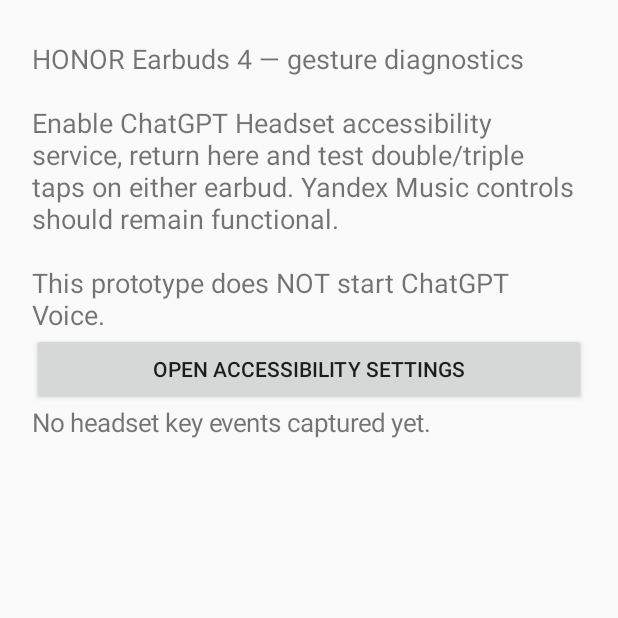
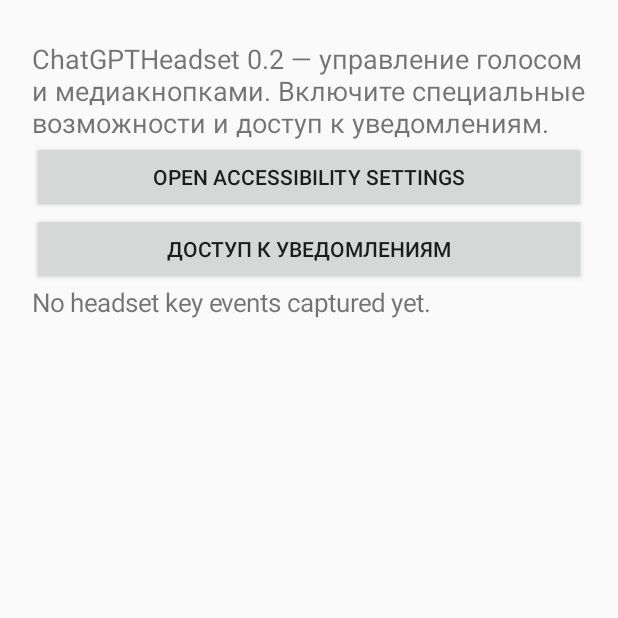
Before and after one commit to nadinckm-arch/ChatGPTHeadset, an Android app: the screen it shows after launch (MainActivity), on a phone screen of 412 x 824 dp, the top half of it. Run offline under Robolectric (Android 15) with nearby library versions, the phone set to English and light mode, and no system bars.

Commit message:
Prepare 0.2 setup screen and version

```diff
--- a/app/src/main/java/com/example/headset/MainActivity.java
+++ b/app/src/main/java/com/example/headset/MainActivity.java
@@ -23,13 +23,14 @@ public class MainActivity extends Activity {
   super.onCreate(b);
   LinearLayout root = new LinearLayout(this); root.setOrientation(LinearLayout.VERTICAL); root.setPadding(32,40,32,32);
   TextView info = new TextView(this);
-  info.setText("HONOR Earbuds 4 — gesture diagnostics\n\nEnable ChatGPT Headset accessibility service, return here and test double/triple taps on either earbud. Yandex Music controls should remain functional.\n\nThis prototype does NOT start ChatGPT Voice.");
+  info.setText("ChatGPTHeadset 0.2 — управление голосом и медиакнопками. Включите специальные возможности и доступ к уведомлениям.");
   info.setTextSize(18); root.addView(info);
   Button enable = new Button(this); enable.setText("Open accessibility settings");
   enable.setOnClickListener(v -> startActivity(new Intent(Settings.ACTION_ACCESSIBILITY_SETTINGS))); root.addView(enable);
+  Button media = new Button(this); media.setText("Доступ к уведомлениям"); media.setOnClickListener(v -> startActivity(new Intent(Settings.ACTION_NOTIFICATION_LISTENER_SETTINGS))); root.addView(media);
   log = new TextView(this); log.setText("No headset key events captured yet."); log.setTextSize(17); root.addView(log);
   setContentView(root);
  }
- @Override protected void onStart() { super.onStart(); IntentFilter filter = new IntentFilter(HeadsetService.ACTION_KEY); registerReceiver(receiver, filter, Context.RECEIVER_NOT_EXPORTED); }
+ @Override protected void onStart() { super.onStart(); IntentFilter filter = new IntentFilter(HeadsetService.ACTION_KEY); if(android.os.Build.VERSION.SDK_INT>=33) registerReceiver(receiver, filter, Context.RECEIVER_NOT_EXPORTED); else registerReceiver(receiver, filter); }
  @Override protected void onStop() { unregisterReceiver(receiver); super.onStop(); }
 }
```
